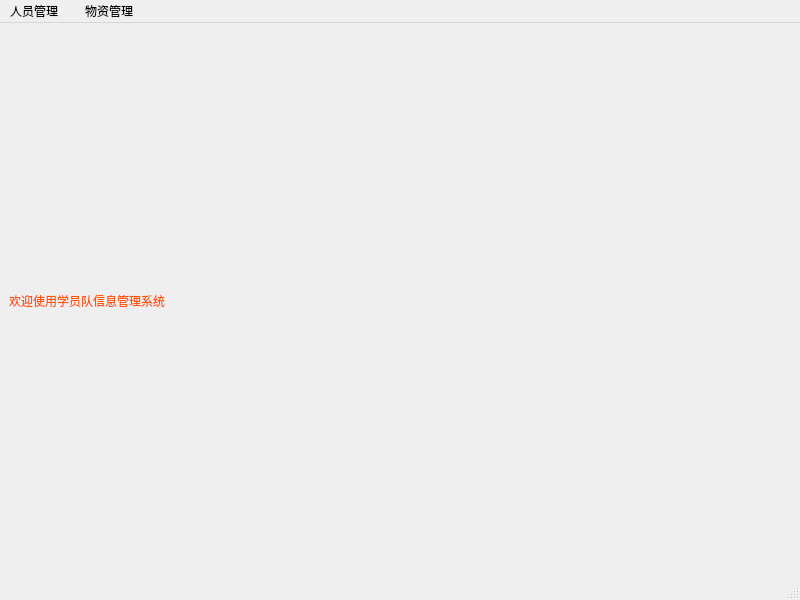
The window that system/system.ui (JunesTeam/homework) describes before a commit, drawn with Qt 5.
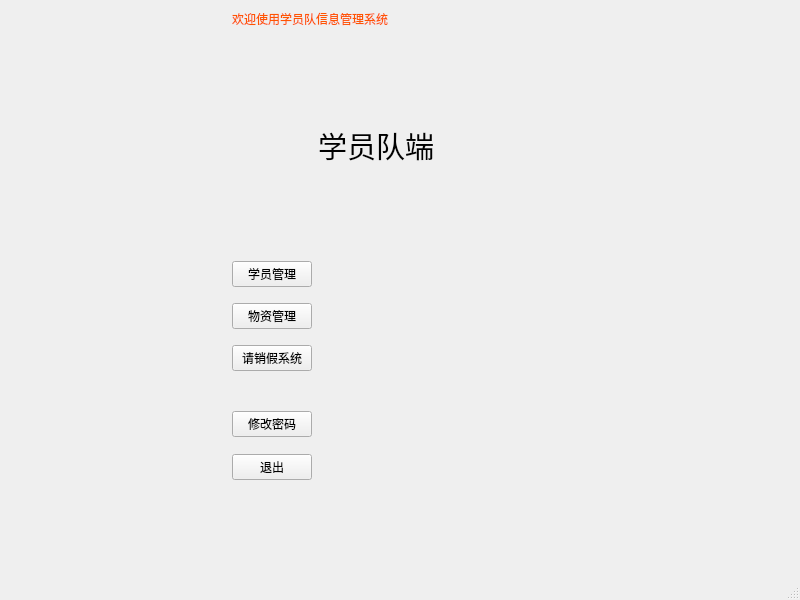
The same window after the commit.

The edit to the form file:
```diff
--- a/system/system.ui
+++ b/system/system.ui
@@ -16,6 +16,19 @@
   <widget class="QWidget" name="centralwidget">
    <layout class="QGridLayout" name="gridLayout">
     <item row="0" column="0">
+     <spacer name="horizontalSpacer">
+      <property name="orientation">
+       <enum>Qt::Horizontal</enum>
+      </property>
+      <property name="sizeHint" stdset="0">
+       <size>
+        <width>219</width>
+        <height>20</height>
+       </size>
+      </property>
+     </spacer>
+    </item>
+    <item row="0" column="1" colspan="3">
      <widget class="QLabel" name="label">
       <property name="styleSheet">
        <string notr="true">font: 24pt &quot;方正小标宋简体&quot;;
@@ -26,40 +39,190 @@
       </property>
      </widget>
     </item>
+    <item row="0" column="4">
+     <spacer name="horizontalSpacer_2">
+      <property name="orientation">
+       <enum>Qt::Horizontal</enum>
+      </property>
+      <property name="sizeHint" stdset="0">
+       <size>
+        <width>219</width>
+        <height>20</height>
+       </size>
+      </property>
+     </spacer>
+    </item>
+    <item row="1" column="2">
+     <spacer name="verticalSpacer_2">
+      <property name="orientation">
+       <enum>Qt::Vertical</enum>
+      </property>
+      <property name="sizeHint" stdset="0">
+       <size>
+        <width>20</width>
+        <height>116</height>
+       </size>
+      </property>
+     </spacer>
+    </item>
+    <item row="2" column="2" colspan="2">
+     <widget class="QLabel" name="label_2">
+      <property name="font">
+       <font>
+        <family>Arial</family>
+        <pointsize>22</pointsize>
+       </font>
+      </property>
+      <property name="text">
+       <string>学员队端</string>
+      </property>
+     </widget>
+    </item>
+    <item row="3" column="2">
+     <spacer name="verticalSpacer_3">
+      <property name="orientation">
+       <enum>Qt::Vertical</enum>
+      </property>
+      <property name="sizeHint" stdset="0">
+       <size>
+        <width>20</width>
+        <height>116</height>
+       </size>
+      </property>
+     </spacer>
+    </item>
+    <item row="4" column="0">
+     <spacer name="horizontalSpacer_3">
+      <property name="orientation">
+       <enum>Qt::Horizontal</enum>
+      </property>
+      <property name="sizeHint" stdset="0">
+       <size>
+        <width>219</width>
+        <height>20</height>
+       </size>
+      </property>
+     </spacer>
+    </item>
+    <item row="4" column="1">
+     <layout class="QVBoxLayout" name="verticalLayout">
+      <item>
+       <widget class="QPushButton" name="pushButton">
+        <property name="text">
+         <string>学员管理</string>
+        </property>
+       </widget>
+      </item>
+      <item>
+       <spacer name="verticalSpacer_4">
+        <property name="orientation">
+         <enum>Qt::Vertical</enum>
+        </property>
+        <property name="sizeHint" stdset="0">
+         <size>
+          <width>20</width>
+          <height>17</height>
+         </size>
+        </property>
+       </spacer>
+      </item>
+      <item>
+       <widget class="QPushButton" name="pushButton_2">
+        <property name="text">
+         <string>物资管理</string>
+        </property>
+       </widget>
+      </item>
+      <item>
+       <spacer name="verticalSpacer_5">
+        <property name="orientation">
+         <enum>Qt::Vertical</enum>
+        </property>
+        <property name="sizeHint" stdset="0">
+         <size>
+          <width>20</width>
+          <height>17</height>
+         </size>
+        </property>
+       </spacer>
+      </item>
+      <item>
+       <widget class="QPushButton" name="pushButton_3">
+        <property name="text">
+         <string>请销假系统</string>
+        </property>
+       </widget>
+      </item>
+      <item>
+       <spacer name="verticalSpacer_7">
+        <property name="orientation">
+         <enum>Qt::Vertical</enum>
+        </property>
+        <property name="sizeHint" stdset="0">
+         <size>
+          <width>20</width>
+          <height>40</height>
+         </size>
+        </property>
+       </spacer>
+      </item>
+      <item>
+       <widget class="QPushButton" name="pushButton_5">
+        <property name="text">
+         <string>修改密码</string>
+        </property>
+       </widget>
+      </item>
+      <item>
+       <spacer name="verticalSpacer_6">
+        <property name="orientation">
+         <enum>Qt::Vertical</enum>
+        </property>
+        <property name="sizeHint" stdset="0">
+         <size>
+          <width>20</width>
+          <height>18</height>
+         </size>
+        </property>
+       </spacer>
+      </item>
+      <item>
+       <widget class="QPushButton" name="pushButton_4">
+        <property name="text">
+         <string>退出</string>
+        </property>
+       </widget>
+      </item>
+     </layout>
+    </item>
+    <item row="4" column="3">
+     <spacer name="horizontalSpacer_4">
+      <property name="orientation">
+       <enum>Qt::Horizontal</enum>
+      </property>
+      <property name="sizeHint" stdset="0">
+       <size>
+        <width>220</width>
+        <height>20</height>
+       </size>
+      </property>
+     </spacer>
+    </item>
+    <item row="5" column="1">
+     <spacer name="verticalSpacer">
+      <property name="orientation">
+       <enum>Qt::Vertical</enum>
+      </property>
+      <property name="sizeHint" stdset="0">
+       <size>
+        <width>20</width>
+        <height>116</height>
+       </size>
+      </property>
+     </spacer>
+    </item>
    </layout>
   </widget>
-  <widget class="QMenuBar" name="menubar">
-   <property name="geometry">
-    <rect>
-     <x>0</x>
-     <y>0</y>
-     <width>800</width>
-     <height>17</height>
-    </rect>
-   </property>
-   <widget class="QMenu" name="menu">
-    <property name="title">
-     <string>人员管理</string>
-    </property>
-    <addaction name="action_Stu_add"/>
-    <addaction name="action_Stu_list"/>
-   </widget>
-   <widget class="QMenu" name="menu_2">
-    <property name="title">
-     <string/>
-    </property>
-   </widget>
-   <widget class="QMenu" name="menu_3">
-    <property name="title">
-     <string>物资管理</string>
-    </property>
-    <addaction name="action"/>
-    <addaction name="action_2"/>
-   </widget>
-   <addaction name="menu"/>
-   <addaction name="menu_2"/>
-   <addaction name="menu_3"/>
-  </widget>
   <widget class="QStatusBar" name="statusbar"/>
   <action name="action_Stu_add">
    <property name="text">
```
Left out of the diff: 20 changed lines with no effect on the pictures.
